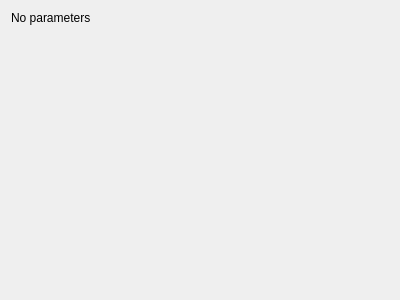
Qt form mandelbulber2/qt_data/fractal_quaternion.ui (buddhi1980/mandelbulber2) before a commit.
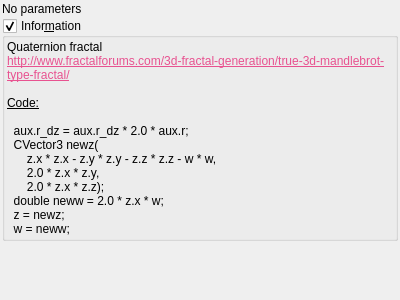
The same form after that commit. Custom widgets are drawn as their Qt base class.

The edit to the form file:
```diff
--- a/mandelbulber2/qt_data/fractal_quaternion.ui
+++ b/mandelbulber2/qt_data/fractal_quaternion.ui
@@ -14,6 +14,21 @@
    <string>Form</string>
   </property>
   <layout class="QVBoxLayout" name="verticalLayout">
+   <property name="spacing">
+    <number>2</number>
+   </property>
+   <property name="leftMargin">
+    <number>2</number>
+   </property>
+   <property name="topMargin">
+    <number>2</number>
+   </property>
+   <property name="rightMargin">
+    <number>2</number>
+   </property>
+   <property name="bottomMargin">
+    <number>2</number>
+   </property>
    <item>
     <widget class="QLabel" name="label">
      <property name="text">
@@ -21,6 +36,68 @@
      </property>
     </widget>
    </item>
+   <item>
+    <widget class="MyGroupBox" name="groupCheck_info">
+     <property name="title">
+      <string>Infor&amp;mation</string>
+     </property>
+     <property name="flat">
+      <bool>false</bool>
+     </property>
+     <property name="checkable">
+      <bool>true</bool>
+     </property>
+     <layout class="QVBoxLayout" name="verticalLayout_2">
+      <property name="spacing">
+       <number>2</number>
+      </property>
+      <property name="leftMargin">
+       <number>2</number>
+      </property>
+      <property name="topMargin">
+       <number>2</number>
+      </property>
+      <property name="rightMargin">
+       <number>2</number>
+      </property>
+      <property name="bottomMargin">
+       <number>2</number>
+      </property>
+      <item>
+       <widget class="QLabel" name="label_4">
+        <property name="text">
+         <string>&lt;!DOCTYPE HTML PUBLIC &quot;-//W3C//DTD HTML 4.0//EN&quot; &quot;http://www.w3.org/TR/REC-html40/strict.dtd&quot;&gt;
+&lt;html&gt;&lt;head&gt;&lt;meta name=&quot;qrichtext&quot; content=&quot;1&quot; /&gt;&lt;style type=&quot;text/css&quot;&gt;
+p, li { white-space: pre-wrap; }
+&lt;/style&gt;&lt;/head&gt;&lt;body&gt;
+&lt;p style=&quot; margin-top:0px; margin-bottom:0px; margin-left:0px; margin-right:0px; -qt-block-indent:0; text-indent:0px;&quot;&gt;Quaternion fractal&lt;/p&gt;
+&lt;p style=&quot; margin-top:0px; margin-bottom:0px; margin-left:0px; margin-right:0px; -qt-block-indent:0; text-indent:0px;&quot;&gt;&lt;a href=&quot;http://www.fractalforums.com/3d-fractal-generation/true-3d-mandlebrot-type-fractal/&quot;&gt;&lt;span style=&quot; text-decoration: underline; color:#e85290;&quot;&gt;http://www.fractalforums.com/3d-fractal-generation/true-3d-mandlebrot-type-fractal/&lt;/span&gt;&lt;/a&gt;&lt;/p&gt;
+&lt;p style=&quot;-qt-paragraph-type:empty; margin-top:0px; margin-bottom:0px; margin-left:0px; margin-right:0px; -qt-block-indent:0; text-indent:0px;&quot;&gt;&lt;br /&gt;&lt;/p&gt;
+&lt;p style=&quot; margin-top:0px; margin-bottom:0px; margin-left:0px; margin-right:0px; -qt-block-indent:0; text-indent:0px;&quot;&gt;&lt;span style=&quot; text-decoration: underline;&quot;&gt;Code:&lt;/span&gt;&lt;/p&gt;
+&lt;p style=&quot;-qt-paragraph-type:empty; margin-top:0px; margin-bottom:0px; margin-left:0px; margin-right:0px; -qt-block-indent:0; text-indent:0px; text-decoration: underline;&quot;&gt;&lt;br /&gt;&lt;/p&gt;
+&lt;p style=&quot; margin-top:0px; margin-bottom:0px; margin-left:0px; margin-right:0px; -qt-block-indent:0; text-indent:0px;&quot;&gt;  aux.r_dz = aux.r_dz * 2.0 * aux.r;&lt;/p&gt;
+&lt;p style=&quot; margin-top:0px; margin-bottom:0px; margin-left:0px; margin-right:0px; -qt-block-indent:0; text-indent:0px;&quot;&gt;  CVector3 newz(&lt;/p&gt;
+&lt;p style=&quot; margin-top:0px; margin-bottom:0px; margin-left:0px; margin-right:0px; -qt-block-indent:0; text-indent:0px;&quot;&gt;      z.x * z.x - z.y * z.y - z.z * z.z - w * w,&lt;/p&gt;
+&lt;p style=&quot; margin-top:0px; margin-bottom:0px; margin-left:0px; margin-right:0px; -qt-block-indent:0; text-indent:0px;&quot;&gt;      2.0 * z.x * z.y,&lt;/p&gt;
+&lt;p style=&quot; margin-top:0px; margin-bottom:0px; margin-left:0px; margin-right:0px; -qt-block-indent:0; text-indent:0px;&quot;&gt;      2.0 * z.x * z.z);&lt;/p&gt;
+&lt;p style=&quot; margin-top:0px; margin-bottom:0px; margin-left:0px; margin-right:0px; -qt-block-indent:0; text-indent:0px;&quot;&gt;  double neww = 2.0 * z.x * w;&lt;/p&gt;
+&lt;p style=&quot; margin-top:0px; margin-bottom:0px; margin-left:0px; margin-right:0px; -qt-block-indent:0; text-indent:0px;&quot;&gt;  z = newz;&lt;/p&gt;
+&lt;p style=&quot; margin-top:0px; margin-bottom:0px; margin-left:0px; margin-right:0px; -qt-block-indent:0; text-indent:0px;&quot;&gt;  w = neww;&lt;/p&gt;&lt;/body&gt;&lt;/html&gt;</string>
+        </property>
+        <property name="wordWrap">
+         <bool>true</bool>
+        </property>
+        <property name="openExternalLinks">
+         <bool>true</bool>
+        </property>
+        <property name="textInteractionFlags">
+         <set>Qt::LinksAccessibleByMouse|Qt::TextSelectableByMouse</set>
+        </property>
+       </widget>
+      </item>
+     </layout>
+    </widget>
+   </item>
    <item>
     <spacer name="verticalSpacer">
      <property name="orientation">
@@ -36,6 +113,14 @@
    </item>
   </layout>
  </widget>
+ <customwidgets>
+  <customwidget>
+   <class>MyGroupBox</class>
+   <extends>QGroupBox</extends>
+   <header>mygroupbox.h</header>
+   <container>1</container>
+  </customwidget>
+ </customwidgets>
  <resources/>
  <connections/>
 </ui>
```
